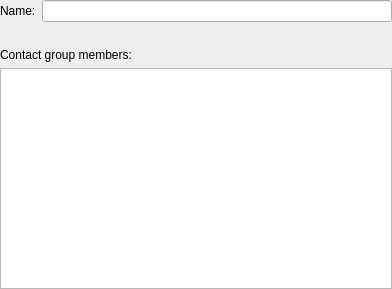
Qt form src/akonadi-contacts/contactgroupeditor.ui (xzl01/akonadi-contacts) before a commit.
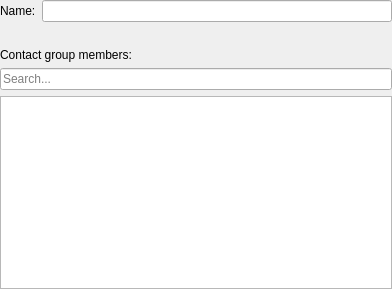
The same form after that commit.

```diff
--- a/src/akonadi-contacts/contactgroupeditor.ui
+++ b/src/akonadi-contacts/contactgroupeditor.ui
@@ -48,6 +48,16 @@
     </widget>
    </item>
    <item row="3" column="0" colspan="2">
+    <widget class="QLineEdit" name="searchField">
+     <property name="placeholderText">
+      <string>Search...</string>
+     </property>
+     <property name="clearButtonEnabled">
+      <bool>true</bool>
+     </property>
+    </widget>
+   </item>
+   <item row="4" column="0" colspan="2">
     <widget class="QTreeView" name="membersView">
      <property name="rootIsDecorated">
       <bool>false</bool>
```
